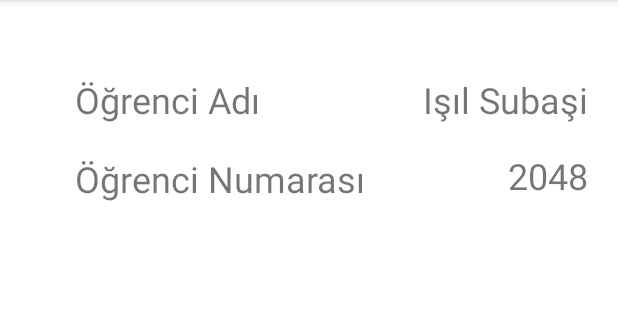
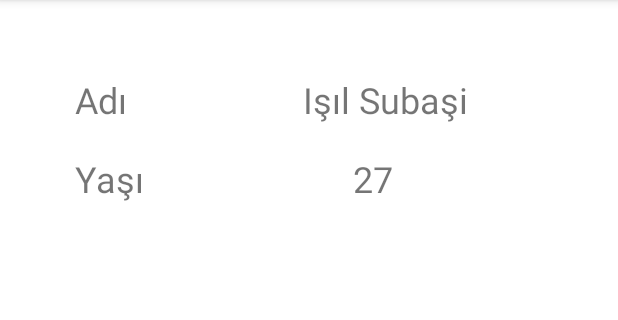
Before and after one commit to isilsubasi/firebaseexample, an Android app: the DetailActivity screen opened directly, with no data from a screen before it, on a phone screen of 412 x 824 dp, the part 84-404 px from its top. Run offline under Robolectric (Android 15) with nearby library versions, the phone set to English and light mode, and no system bars; our stand-ins replace Firebase (no records; nobody signed in at launch, a user with empty details on screens opened directly); 4 statements that could not run were skipped.

Commit message:
readDataFromFireStore

```diff
--- a/app/build.gradle
+++ b/app/build.gradle
@@ -38,6 +38,7 @@ android {
 }
 
 dependencies {
+    implementation 'com.google.firebase:firebase-firestore:24.1.2'
     def core_version = "1.6.0"
     implementation("androidx.core:core-ktx:$core_version")
     implementation 'androidx.core:core-ktx:1.7.0'
--- a/app/src/main/java/com/isilsubasi/isilfirebase/activity/DetailActivity.kt
+++ b/app/src/main/java/com/isilsubasi/isilfirebase/activity/DetailActivity.kt
@@ -3,6 +3,9 @@ package com.isilsubasi.isilfirebase.activity
 import androidx.appcompat.app.AppCompatActivity
 import android.os.Bundle
 import android.util.Log
+import com.google.android.gms.tasks.OnCompleteListener
+import com.google.firebase.firestore.FirebaseFirestore
+import com.google.firebase.firestore.QuerySnapshot
 import com.isilsubasi.isilfirebase.databinding.ActivityDetailBinding
 import com.isilsubasi.isilfirebase.util.Constants
 
@@ -18,6 +21,31 @@ class DetailActivity : AppCompatActivity() {
     }
 
     private fun init(){
+        readDataFromFireStore()
+    }
+
+    private fun readDataFromFireStore(){
+        val db = FirebaseFirestore.getInstance()
+        val docRef = db.collection("user").document("userID")
+        docRef.get().addOnCompleteListener { task ->
+            if (task.isSuccessful) {
+                val document = task.result
+                if (document != null) {
+                    Log.d(Constants.TAG, "DocumentSnapshot data: " + task.result.data)
+                    Log.d(Constants.TAG, "yaş: " + task.result.data!!["yaş"])
+                    Log.d(Constants.TAG, "isim: " + task.result.data!!["isim"])
+
+                    binding.txtUserName.setText(task.result.data!!["isim"].toString())
+                    binding.txtUserAge.setText(task.result.data!!["yaş"].toString())
+
+                } else {
+                    Log.d(Constants.TAG, "No such document")
+                }
+            } else {
+                Log.d(Constants.TAG, "get failed with ", task.exception)
+            }
+        }
+
 
     }
 
--- a/app/src/main/java/com/isilsubasi/isilfirebase/activity/MainActivity.kt
+++ b/app/src/main/java/com/isilsubasi/isilfirebase/activity/MainActivity.kt
@@ -6,6 +6,8 @@ import android.os.Bundle
 import android.util.Log
 import com.google.android.gms.tasks.OnCompleteListener
 import com.google.firebase.analytics.FirebaseAnalytics
+import com.google.firebase.firestore.DocumentReference
+import com.google.firebase.firestore.FirebaseFirestore
 import com.google.firebase.messaging.FirebaseMessaging
 import com.google.firebase.messaging.RemoteMessage
 import com.isilsubasi.isilfirebase.databinding.ActivityMainBinding
@@ -72,6 +74,7 @@ class MainActivity : AppCompatActivity() {
             }
             btnFireStore.setOnClickListener {
 
+                startActivity(Intent(applicationContext,DetailActivity::class.java))
 
 
             }
--- a/app/src/main/res/layout/activity_detail.xml
+++ b/app/src/main/res/layout/activity_detail.xml
@@ -13,7 +13,7 @@
         android:layout_height="wrap_content"
         android:layout_marginStart="50dp"
         android:layout_marginTop="50dp"
-        android:text="Öğrenci Adı"
+        android:text="Adı"
         android:textSize="24sp"
         app:layout_constraintStart_toStartOf="parent"
         app:layout_constraintTop_toTopOf="parent" />
@@ -24,30 +24,30 @@
         android:layout_height="wrap_content"
         android:layout_marginStart="50dp"
         android:layout_marginTop="20dp"
-        android:text="Öğrenci Numarası"
+        android:text="Yaşı"
         android:textSize="24sp"
         app:layout_constraintStart_toStartOf="parent"
         app:layout_constraintTop_toBottomOf="@+id/textView" />
 
     <TextView
-        android:id="@+id/txtOgrenciAdi"
+        android:id="@+id/txtUserName"
         android:layout_width="wrap_content"
         android:layout_height="wrap_content"
         android:layout_marginTop="50dp"
-        android:layout_marginEnd="20dp"
+        android:layout_marginEnd="100dp"
         android:text="@string/txtName"
         android:textSize="24sp"
         app:layout_constraintEnd_toEndOf="parent"
         app:layout_constraintTop_toTopOf="parent" />
 
     <TextView
-        android:id="@+id/txtOgrenciNo"
+        android:id="@+id/txtUserAge"
         android:layout_width="wrap_content"
         android:layout_height="wrap_content"
-        android:layout_marginTop="18dp"
-        android:layout_marginEnd="20dp"
-        android:text="@string/txtNo"
+        android:layout_marginTop="20dp"
+        android:layout_marginEnd="150dp"
+        android:text="@string/txtAge"
         android:textSize="24sp"
         app:layout_constraintEnd_toEndOf="parent"
-        app:layout_constraintTop_toBottomOf="@+id/txtOgrenciAdi" />
+        app:layout_constraintTop_toBottomOf="@+id/txtUserName" />
 </androidx.constraintlayout.widget.ConstraintLayout>
--- a/app/src/main/res/values/strings.xml
+++ b/app/src/main/res/values/strings.xml
@@ -5,6 +5,6 @@
     <string name="btnNotification">Notification</string>
     <string name="btnFireStore">FireStore</string>
     <string name="txtName">Işıl Subaşi</string>
-    <string name="txtNo">2048</string>
+    <string name="txtAge">27</string>
 
 </resources>
```
